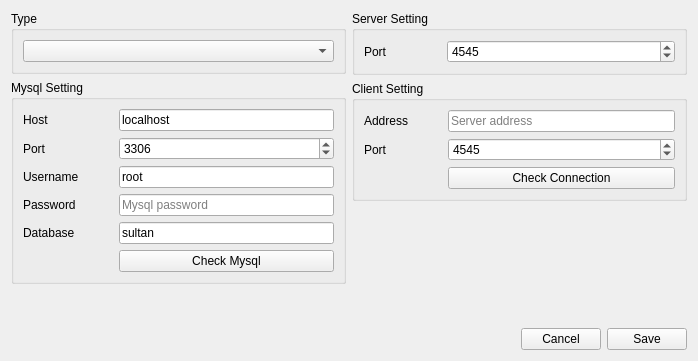
apinprastya/sultan, file sultan/gui/settingdialog.ui: the form before one commit.
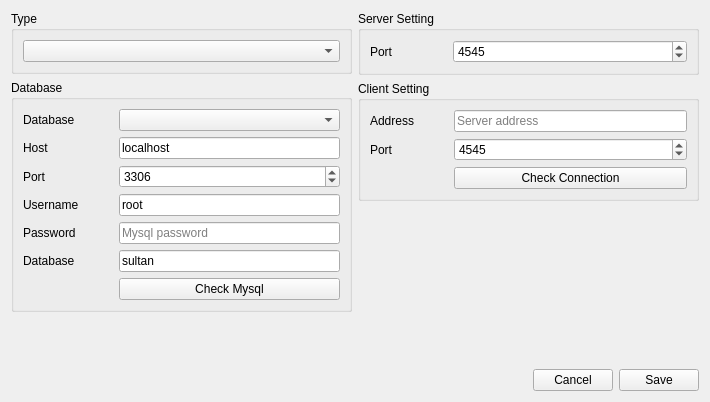
The form after the commit.

Commit message:
adding sqlite as database
migration for sqlite not done yet

What changed in the file:
```diff
--- a/sultan/gui/settingdialog.ui
+++ b/sultan/gui/settingdialog.ui
@@ -6,8 +6,8 @@
    <rect>
     <x>0</x>
     <y>0</y>
-    <width>698</width>
-    <height>361</height>
+    <width>710</width>
+    <height>402</height>
    </rect>
   </property>
   <property name="windowTitle">
@@ -42,20 +42,20 @@
        <item>
         <widget class="QGroupBox" name="groupMysql">
          <property name="title">
-          <string>Mysql Setting</string>
+          <string>Database</string>
          </property>
          <layout class="QFormLayout" name="formLayout">
           <property name="horizontalSpacing">
            <number>40</number>
           </property>
-          <item row="0" column="0">
+          <item row="1" column="0">
            <widget class="QLabel" name="label">
             <property name="text">
              <string>Host</string>
             </property>
            </widget>
           </item>
-          <item row="0" column="1">
+          <item row="1" column="1">
            <widget class="QLineEdit" name="lineEditHost">
             <property name="inputMask">
              <string/>
@@ -68,14 +68,14 @@
             </property>
            </widget>
           </item>
-          <item row="1" column="0">
+          <item row="2" column="0">
            <widget class="QLabel" name="label_2">
             <property name="text">
              <string>Port</string>
             </property>
            </widget>
           </item>
-          <item row="1" column="1">
+          <item row="2" column="1">
            <widget class="QSpinBox" name="spinBoxPort">
             <property name="minimum">
              <number>1</number>
@@ -88,14 +88,14 @@
             </property>
            </widget>
           </item>
-          <item row="2" column="0">
+          <item row="3" column="0">
            <widget class="QLabel" name="label_3">
             <property name="text">
              <string>Username</string>
             </property>
            </widget>
           </item>
-          <item row="2" column="1">
+          <item row="3" column="1">
            <widget class="QLineEdit" name="lineEditUsername">
             <property name="inputMask">
              <string>root</string>
@@ -105,14 +105,14 @@
             </property>
            </widget>
           </item>
-          <item row="3" column="0">
+          <item row="4" column="0">
            <widget class="QLabel" name="label_4">
             <property name="text">
              <string>Password</string>
             </property>
            </widget>
           </item>
-          <item row="3" column="1">
+          <item row="4" column="1">
            <widget class="QLineEdit" name="lineEditPassword">
             <property name="echoMode">
              <enum>QLineEdit::Password</enum>
@@ -122,14 +122,14 @@
             </property>
            </widget>
           </item>
-          <item row="4" column="0">
+          <item row="5" column="0">
            <widget class="QLabel" name="label_5">
             <property name="text">
              <string>Database</string>
             </property>
            </widget>
           </item>
-          <item row="4" column="1">
+          <item row="5" column="1">
            <widget class="QLineEdit" name="lineEditDatabase">
             <property name="inputMask">
              <string/>
@@ -142,7 +142,7 @@
             </property>
            </widget>
           </item>
-          <item row="5" column="1">
+          <item row="6" column="1">
            <widget class="QPushButton" name="pushCheckMysql">
             <property name="text">
              <string>Check Mysql</string>
@@ -152,6 +152,16 @@
             </property>
            </widget>
           </item>
+          <item row="0" column="0">
+           <widget class="QLabel" name="label_9">
+            <property name="text">
+             <string>Database</string>
+            </property>
+           </widget>
+          </item>
+          <item row="0" column="1">
+           <widget class="QComboBox" name="comboDatabase"/>
+          </item>
          </layout>
         </widget>
        </item>
```
Left out of the diff: 16 changed lines with no effect on the pictures. The commit also changes 14 other files.
